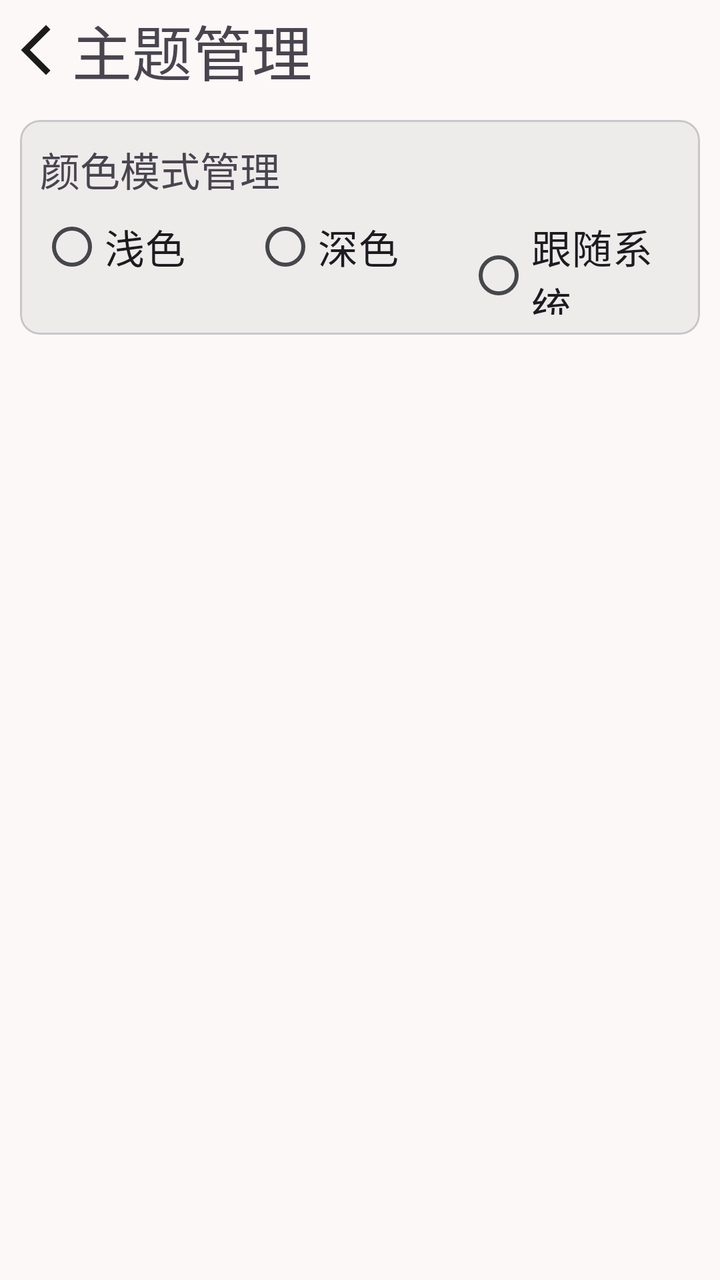
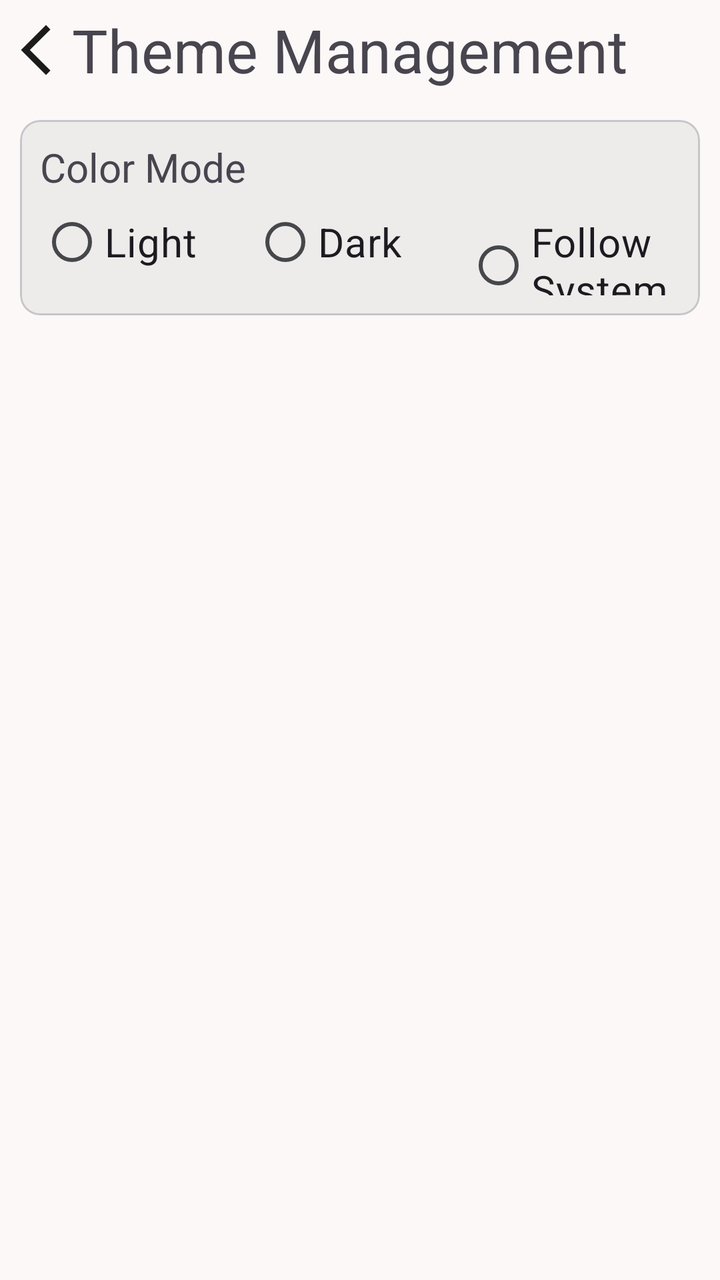

Compare the two renders of this Android layout. The source of the first and the diff that turns it into the second are given below.
<!-- AndroidManifest.xml: application theme Theme.TodayToEat -->
<!-- res/layout/activity_theme.xml -->
<?xml version="1.0" encoding="utf-8"?>
<androidx.constraintlayout.widget.ConstraintLayout xmlns:android="http://schemas.android.com/apk/res/android"
    xmlns:app="http://schemas.android.com/apk/res-auto"
    xmlns:tools="http://schemas.android.com/tools"
    android:id="@+id/theme_activity"
    android:layout_width="match_parent"
    android:layout_height="match_parent"
    tools:context=".ThemeActivity"
    android:layout_marginTop="30sp">

    <LinearLayout
        android:id="@+id/ll_theme_header"
        app:layout_constraintTop_toTopOf="parent"
        android:layout_width="match_parent"
        android:layout_height="50sp"
        android:orientation="horizontal">

        <ImageButton
            android:id="@+id/ib_back"
            android:layout_width="0dp"
            android:layout_height="50sp"
            android:layout_gravity="center"
            android:layout_weight="1"
            android:src="@drawable/baseline_arrow_back_ios_new_24"
            android:backgroundTint="@color/transparent"/>

        <TextView
            android:layout_width="0dp"
            android:layout_height="wrap_content"
            android:layout_gravity="center|start"
            android:layout_weight="9"
            android:text="主题管理"
            android:textSize="30sp"
            tools:ignore="MissingConstraints" />

    </LinearLayout>

    <com.google.android.material.card.MaterialCardView
        android:id="@+id/card_dark_or_light"
        android:layout_width="match_parent"
        android:layout_height="wrap_content"
        android:orientation="vertical"
        app:cardCornerRadius="10sp"
        app:cardElevation="3sp"
        android:outlineAmbientShadowColor="@android:color/transparent"
        android:outlineSpotShadowColor="@android:color/transparent"
        android:layout_margin="10sp"
        app:layout_constraintTop_toBottomOf="@id/ll_theme_header"
        tools:ignore="MissingConstraints">

        <LinearLayout
            android:layout_width="match_parent"
            android:layout_height="wrap_content"
            android:layout_margin="10sp"
            android:orientation="vertical">

            <TextView
                android:layout_width="wrap_content"
                android:layout_height="match_parent"
                android:text="颜色模式管理"
                android:textSize="20sp" />

            <RadioGroup
                android:id="@+id/rg_color_mode_manager"
                android:layout_width="match_parent"
                android:layout_height="wrap_content"
                android:orientation="horizontal">

                <com.google.android.material.radiobutton.MaterialRadioButton
                    android:id="@+id/rb_light"
                    android:layout_width="0dp"
                    android:layout_weight="1"
                    android:layout_height="wrap_content"
                    android:text="浅色"
                    android:textSize="20sp"
                    android:gravity="center_vertical" />

                <com.google.android.material.radiobutton.MaterialRadioButton
                    android:id="@+id/rb_dark"
                    android:layout_width="0dp"
                    android:layout_weight="1"
                    android:layout_height="wrap_content"
                    android:text="深色"
                    android:textSize="20sp"
                    android:gravity="center_vertical" />

                <com.google.android.material.radiobutton.MaterialRadioButton
                    android:id="@+id/rb_system"
                    android:layout_width="0sp"
                    android:layout_weight="1"
                    android:layout_height="wrap_content"
                    android:text="跟随系统"
                    android:textSize="20sp"
                    android:gravity="center_vertical"/>

            </RadioGroup>

        </LinearLayout>

    </com.google.android.material.card.MaterialCardView>

    <com.google.android.material.card.MaterialCardView
        android:id="@+id/card_color_manager"
        android:layout_width="match_parent"
        android:layout_height="wrap_content"
        android:orientation="vertical"
        app:cardCornerRadius="10sp"
        app:cardElevation="3sp"
        android:outlineAmbientShadowColor="@android:color/transparent"
        android:outlineSpotShadowColor="@android:color/transparent"
        android:layout_margin="10sp"
        android:visibility="gone"
        app:layout_constraintTop_toBottomOf="@id/card_dark_or_light">

        <com.google.android.material.switchmaterial.SwitchMaterial
            android:id="@+id/sw_color_manager"
            android:layout_width="match_parent"
            android:layout_height="wrap_content"
            android:text="是否使用自动配色"
            android:textSize="20sp"
            android:layout_margin="10sp"/>

    </com.google.android.material.card.MaterialCardView>

</androidx.constraintlayout.widget.ConstraintLayout>
<!-- resources referenced by this layout -->
<resources>
  <color name="transparent">#00ffffff</color>
  <!-- drawable baseline_arrow_back_ios_new_24 (drawable) -->
  <vector xmlns:android="http://schemas.android.com/apk/res/android" android:height="30dp" android:tint="?attr/colorOnSurface" android:viewportHeight="24" android:viewportWidth="24" android:width="30dp">
        
      <path android:fillColor="@android:color/white" android:pathData="M17.77,3.77l-1.77,-1.77l-10,10l10,10l1.77,-1.77l-8.23,-8.23z"/>
      
  </vector>
  <style name="Theme.TodayToEat" parent="@style/Theme.TodayToEat.Base" />
  <color name="md_theme_primary">#5D5E62</color>
  <color name="md_theme_onPrimary">#FFFFFF</color>
  <color name="md_theme_primaryContainer">#949498</color>
  <color name="md_theme_onPrimaryContainer">#2C2D30</color>
  <color name="md_theme_secondary">#5F5E60</color>
  <color name="md_theme_onSecondary">#FFFFFF</color>
  <color name="md_theme_secondaryContainer">#E1DFE0</color>
  <color name="md_theme_onSecondaryContainer">#636264</color>
  <color name="md_theme_tertiary">#635D60</color>
  <color name="md_theme_onTertiary">#FFFFFF</color>
  <color name="md_theme_tertiaryContainer">#9A9296</color>
  <color name="md_theme_onTertiaryContainer">#312B2F</color>
  <color name="md_theme_error">#BA1A1A</color>
  <color name="md_theme_onError">#FFFFFF</color>
  <color name="md_theme_errorContainer">#FFDAD6</color>
  <color name="md_theme_onErrorContainer">#93000A</color>
  <color name="md_theme_background">#FCF8F8</color>
  <color name="md_theme_onBackground">#1C1B1C</color>
  <color name="md_theme_surface">#FCF8F8</color>
  <color name="md_theme_onSurface">#1C1B1C</color>
  <color name="md_theme_surfaceVariant">#E3E2E7</color>
  <color name="md_theme_onSurfaceVariant">#45474A</color>
  <color name="md_theme_outline">#76777B</color>
  <color name="md_theme_outlineVariant">#C6C6CB</color>
  <color name="md_theme_inverseSurface">#313030</color>
  <color name="md_theme_inverseOnSurface">#F4F0F0</color>
  <color name="md_theme_inversePrimary">#C7C6CA</color>
  <color name="md_theme_primaryFixed">#E3E2E6</color>
  <color name="md_theme_onPrimaryFixed">#1A1C1F</color>
  <color name="md_theme_primaryFixedDim">#C7C6CA</color>
  <color name="md_theme_onPrimaryFixedVariant">#46474A</color>
  <color name="md_theme_secondaryFixed">#E4E2E3</color>
  <color name="md_theme_onSecondaryFixed">#1B1B1D</color>
  <color name="md_theme_secondaryFixedDim">#C8C6C7</color>
  <color name="md_theme_onSecondaryFixedVariant">#474648</color>
  <color name="md_theme_tertiaryFixed">#EAE0E4</color>
  <color name="md_theme_onTertiaryFixed">#1F1A1D</color>
  <color name="md_theme_tertiaryFixedDim">#CDC4C8</color>
  <color name="md_theme_onTertiaryFixedVariant">#4B4549</color>
  <color name="md_theme_surfaceDim">#DDD9D9</color>
  <color name="md_theme_surfaceBright">#FCF8F8</color>
  <color name="md_theme_surfaceContainerLowest">#FFFFFF</color>
  <color name="md_theme_surfaceContainerLow">#F7F3F2</color>
  <color name="md_theme_surfaceContainer">#F1EDED</color>
  <color name="md_theme_surfaceContainerHigh">#EBE7E7</color>
  <color name="md_theme_surfaceContainerHighest">#E5E2E1</color>
  <!-- unchanged entries left out for length: 1 -->
</resources>

<!-- the commit's change to res/layout/activity_theme.xml (unified diff, before → after) -->
@@ -29,7 +29,7 @@
             android:layout_height="wrap_content"
             android:layout_gravity="center|start"
             android:layout_weight="9"
-            android:text="主题管理"
+            android:text="@string/theme_title"
             android:textSize="30sp"
             tools:ignore="MissingConstraints" />
 
@@ -57,7 +57,7 @@
             <TextView
                 android:layout_width="wrap_content"
                 android:layout_height="match_parent"
-                android:text="颜色模式管理"
+                android:text="@string/color_mode"
                 android:textSize="20sp" />
 
             <RadioGroup
@@ -71,7 +71,7 @@
                     android:layout_width="0dp"
                     android:layout_weight="1"
                     android:layout_height="wrap_content"
-                    android:text="浅色"
+                    android:text="@string/light"
                     android:textSize="20sp"
                     android:gravity="center_vertical" />
 
@@ -80,7 +80,7 @@
                     android:layout_width="0dp"
                     android:layout_weight="1"
                     android:layout_height="wrap_content"
-                    android:text="深色"
+                    android:text="@string/dark"
                     android:textSize="20sp"
                     android:gravity="center_vertical" />
 
@@ -89,7 +89,7 @@
                     android:layout_width="0sp"
                     android:layout_weight="1"
                     android:layout_height="wrap_content"
-                    android:text="跟随系统"
+                    android:text="@string/follow_system"
                     android:textSize="20sp"
                     android:gravity="center_vertical"/>
 
@@ -116,7 +116,7 @@
             android:id="@+id/sw_color_manager"
             android:layout_width="match_parent"
             android:layout_height="wrap_content"
-            android:text="是否使用自动配色"
+            android:text="@string/dynamic_color"
             android:textSize="20sp"
             android:layout_margin="10sp"/>
 
<!-- resource entries referenced after the edit -->
@@ -7,6 +7,12 @@
       <path android:fillColor="@android:color/white" android:pathData="M17.77,3.77l-1.77,-1.77l-10,10l10,10l1.77,-1.77l-8.23,-8.23z"/>
       
   </vector>
+  <string name="color_mode">Color Mode</string>
+  <string name="dark">Dark</string>
+  <string name="dynamic_color">Use Dynamic Color</string>
+  <string name="follow_system">Follow System</string>
+  <string name="light">Light</string>
+  <string name="theme_title">Theme Management</string>
   <style name="Theme.TodayToEat" parent="@style/Theme.TodayToEat.Base" />
   <color name="md_theme_primary">#5D5E62</color>
   <color name="md_theme_onPrimary">#FFFFFF</color>
